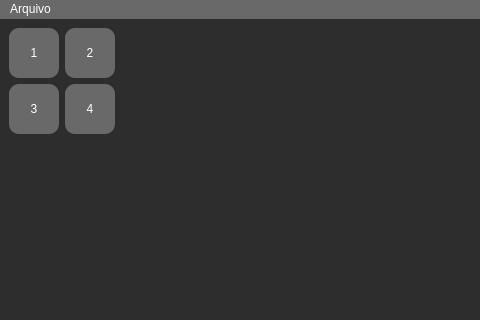
This is mainwindow.ui in BurtBR/OrientandoObjetos as Qt 5 draws it before an edit; both pictures show x 0 to 480 and y 0 to 320 of the 1129 by 791 pixel window. The edited form follows.
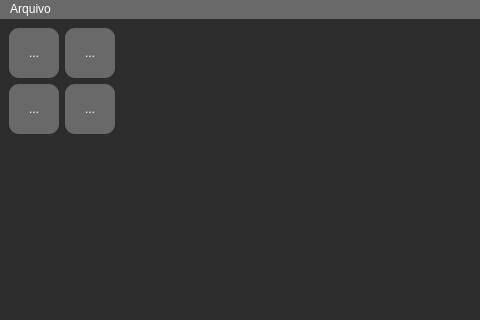
This is the edited form. Icons and pictures are not drawn.

What changed in the file:
```diff
--- a/mainwindow.ui
+++ b/mainwindow.ui
@@ -36,6 +36,20 @@
 	border-radius: 10%;
 }
 
+QToolButton{
+	font: 12pt &quot;Source Code Pro&quot;;
+	color: white;
+	background-color: rgb(105, 105, 105);
+	border-radius: 10%;
+}
+
+QToolButton::pressed{
+	font: 12pt &quot;Source Code Pro&quot;;
+	color: white;
+	background-color: rgb(85, 85, 85);
+	border-radius: 10%;
+}
+
 QTextEdit{
 	font: 15pt &quot;Source Code Pro&quot;;
 	color: white;
@@ -59,106 +73,6 @@
    <layout class="QHBoxLayout" name="horizontalLayout">
     <item>
      <layout class="QGridLayout" name="gridLayout">
-      <item row="1" column="0">
-       <widget class="QPushButton" name="pushButton_3">
-        <property name="sizePolicy">
-         <sizepolicy hsizetype="Minimum" vsizetype="Minimum">
-          <horstretch>0</horstretch>
-          <verstretch>0</verstretch>
-         </sizepolicy>
-        </property>
-        <property name="minimumSize">
-         <size>
-          <width>50</width>
-          <height>50</height>
-         </size>
-        </property>
-        <property name="maximumSize">
-         <size>
-          <width>50</width>
-          <height>50</height>
-         </size>
-        </property>
-        <property name="text">
-         <string>3</string>
-        </property>
-       </widget>
-      </item>
-      <item row="1" column="1">
-       <widget class="QPushButton" name="pushButton_4">
-        <property name="sizePolicy">
-         <sizepolicy hsizetype="Minimum" vsizetype="Minimum">
-          <horstretch>0</horstretch>
-          <verstretch>0</verstretch>
-         </sizepolicy>
-        </property>
-        <property name="minimumSize">
-         <size>
-          <width>50</width>
-          <height>50</height>
-         </size>
-        </property>
-        <property name="maximumSize">
-         <size>
-          <width>50</width>
-          <height>50</height>
-         </size>
-        </property>
-        <property name="text">
-         <string>4</string>
-        </property>
-       </widget>
-      </item>
-      <item row="0" column="0">
-       <widget class="QPushButton" name="pushButton">
-        <property name="sizePolicy">
-         <sizepolicy hsizetype="Minimum" vsizetype="Minimum">
-          <horstretch>0</horstretch>
-          <verstretch>0</verstretch>
-         </sizepolicy>
-        </property>
-        <property name="minimumSize">
-         <size>
-          <width>50</width>
-          <height>50</height>
-         </size>
-        </property>
-        <property name="maximumSize">
-         <size>
-          <width>50</width>
-          <height>50</height>
-         </size>
-        </property>
-        <property name="text">
-         <string>1</string>
-        </property>
-       </widget>
-      </item>
-      <item row="0" column="1">
-       <widget class="QPushButton" name="pushButton_2">
-        <property name="sizePolicy">
-         <sizepolicy hsizetype="Minimum" vsizetype="Minimum">
-          <horstretch>0</horstretch>
-          <verstretch>0</verstretch>
-         </sizepolicy>
-        </property>
-        <property name="minimumSize">
-         <size>
-          <width>50</width>
-          <height>50</height>
-         </size>
-        </property>
-        <property name="maximumSize">
-         <size>
-          <width>50</width>
-          <height>50</height>
-         </size>
-        </property>
-        <property name="text">
-         <string>2</string>
-        </property>
-       </widget>
-      </item>
       <item row="2" column="0">
        <spacer name="verticalSpacer">
         <property name="orientation">
@@ -172,6 +86,106 @@
         </property>
        </spacer>
       </item>
+      <item row="0" column="1">
+       <widget class="QToolButton" name="toolButton_2">
+        <property name="sizePolicy">
+         <sizepolicy hsizetype="Minimum" vsizetype="Minimum">
+          <horstretch>0</horstretch>
+          <verstretch>0</verstretch>
+         </sizepolicy>
+        </property>
+        <property name="minimumSize">
+         <size>
+          <width>50</width>
+          <height>50</height>
+         </size>
+        </property>
+        <property name="maximumSize">
+         <size>
+          <width>50</width>
+          <height>50</height>
+         </size>
+        </property>
+        <property name="text">
+         <string>...</string>
+        </property>
+       </widget>
+      </item>
+      <item row="0" column="0">
+       <widget class="QToolButton" name="toolButton">
+        <property name="sizePolicy">
+         <sizepolicy hsizetype="Minimum" vsizetype="Minimum">
+          <horstretch>0</horstretch>
+          <verstretch>0</verstretch>
+         </sizepolicy>
+        </property>
+        <property name="minimumSize">
+         <size>
+          <width>50</width>
+          <height>50</height>
+         </size>
+        </property>
+        <property name="maximumSize">
+         <size>
+          <width>50</width>
+          <height>50</height>
+         </size>
+        </property>
+        <property name="text">
+         <string>...</string>
+        </property>
+       </widget>
+      </item>
+      <item row="1" column="0">
+       <widget class="QToolButton" name="toolButton_3">
+        <property name="sizePolicy">
+         <sizepolicy hsizetype="Minimum" vsizetype="Minimum">
+          <horstretch>0</horstretch>
+          <verstretch>0</verstretch>
+         </sizepolicy>
+        </property>
+        <property name="minimumSize">
+         <size>
+          <width>50</width>
+          <height>50</height>
+         </size>
+        </property>
+        <property name="maximumSize">
+         <size>
+          <width>50</width>
+          <height>50</height>
+         </size>
+        </property>
+        <property name="text">
+         <string>...</string>
+        </property>
+       </widget>
+      </item>
+      <item row="1" column="1">
+       <widget class="QToolButton" name="toolButton_4">
+        <property name="sizePolicy">
+         <sizepolicy hsizetype="Minimum" vsizetype="Minimum">
+          <horstretch>0</horstretch>
+          <verstretch>0</verstretch>
+         </sizepolicy>
+        </property>
+        <property name="minimumSize">
+         <size>
+          <width>50</width>
+          <height>50</height>
+         </size>
+        </property>
+        <property name="maximumSize">
+         <size>
+          <width>50</width>
+          <height>50</height>
+         </size>
+        </property>
+        <property name="text">
+         <string>...</string>
+        </property>
+       </widget>
+      </item>
      </layout>
     </item>
     <item>
```
Left out of the diff: 7 changed lines with no effect on the pictures.
